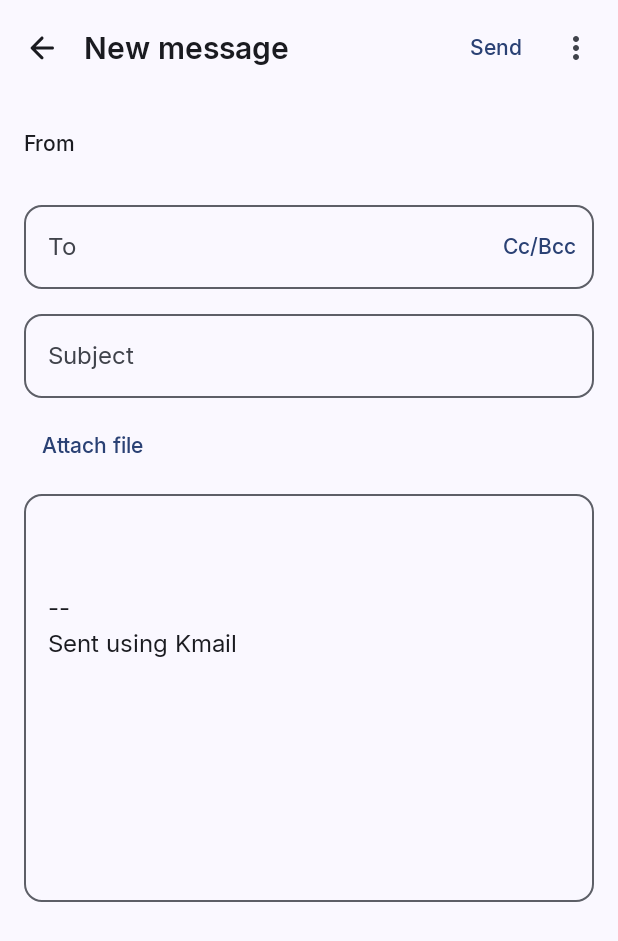
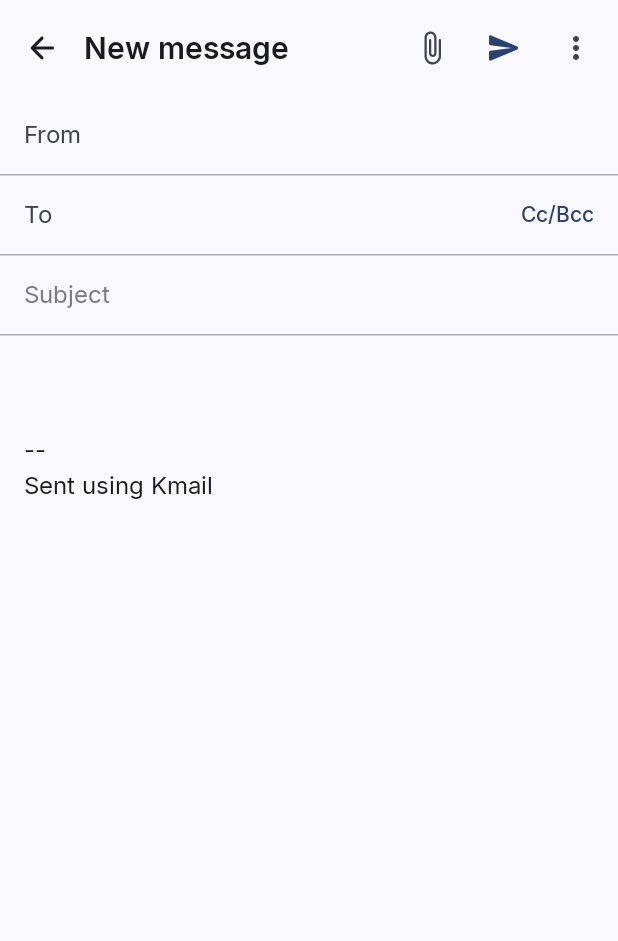
Before and after one commit to asikrshoudo/kmail, an Android app built with Jetpack Compose: the composable ComposeScreen shown on its own in the app's theme, on a phone screen of 412 x 824 dp. Shown: the top 941 px of the screen. Run offline under Robolectric (Android 15) with nearby library versions, the phone set to English and light mode, and no system bars; our stand-ins replace Dagger/Hilt's generated code, Room's generated code; libraries missing offline, so code that uses them is left out: androidx.hilt.lifecycle; pictures from the network do not load.

Commit message:
ui: flat compose screen

```diff
--- a/app/src/main/java/com/kmail/thekami/ui/compose/ComposeScreen.kt
+++ b/app/src/main/java/com/kmail/thekami/ui/compose/ComposeScreen.kt
@@ -1,42 +1,43 @@
 package com.kmail.thekami.ui.compose
 
+import android.Manifest
+import android.content.pm.PackageManager
 import android.widget.Toast
 import androidx.activity.compose.BackHandler
 import androidx.activity.compose.rememberLauncherForActivityResult
 import androidx.activity.result.contract.ActivityResultContracts
-import androidx.compose.foundation.layout.Arrangement
+import androidx.compose.foundation.clickable
 import androidx.compose.foundation.layout.Box
 import androidx.compose.foundation.layout.Column
 import androidx.compose.foundation.layout.Row
 import androidx.compose.foundation.layout.fillMaxSize
 import androidx.compose.foundation.layout.fillMaxWidth
+import androidx.compose.foundation.layout.heightIn
 import androidx.compose.foundation.layout.imePadding
 import androidx.compose.foundation.layout.padding
+import androidx.compose.foundation.layout.size
+import androidx.compose.foundation.layout.width
 import androidx.compose.foundation.rememberScrollState
+import androidx.compose.foundation.text.BasicTextField
 import androidx.compose.foundation.text.KeyboardOptions
 import androidx.compose.foundation.verticalScroll
 import androidx.compose.material.icons.Icons
 import androidx.compose.material.icons.automirrored.rounded.ArrowBack
+import androidx.compose.material.icons.automirrored.rounded.Send
+import androidx.compose.material.icons.rounded.AttachFile
+import androidx.compose.material.icons.rounded.Close
+import androidx.compose.material.icons.rounded.ExpandMore
 import androidx.compose.material.icons.rounded.MoreVert
 import androidx.compose.material3.AlertDialog
-import androidx.compose.material3.AssistChip
 import androidx.compose.material3.DropdownMenu
 import androidx.compose.material3.DropdownMenuItem
 import androidx.compose.material3.ExperimentalMaterial3Api
+import androidx.compose.material3.HorizontalDivider
 import androidx.compose.material3.Icon
 import androidx.compose.material3.IconButton
 import androidx.compose.material3.LinearProgressIndicator
 import androidx.compose.material3.MaterialTheme
-import androidx.compose.material3.OutlinedTextField
 import androidx.compose.material3.Scaffold
-import androidx.compose.material3.Surface
-import androidx.compose.foundation.clickable
-import androidx.compose.ui.focus.onFocusChanged
-import androidx.compose.ui.text.font.FontFamily
-import android.Manifest
-import android.content.pm.PackageManager
-import androidx.core.content.ContextCompat
-import com.kmail.thekami.data.contacts.Suggestion
 import androidx.compose.material3.Text
 import androidx.compose.material3.TextButton
 import androidx.compose.material3.TopAppBar
@@ -48,16 +49,22 @@ import androidx.compose.runtime.remember
 import androidx.compose.runtime.setValue
 import androidx.compose.ui.Alignment
 import androidx.compose.ui.Modifier
+import androidx.compose.ui.focus.onFocusChanged
+import androidx.compose.ui.graphics.SolidColor
 import androidx.compose.ui.platform.LocalContext
 import androidx.compose.ui.res.stringResource
 import androidx.compose.ui.text.TextRange
+import androidx.compose.ui.text.font.FontFamily
 import androidx.compose.ui.text.input.KeyboardCapitalization
 import androidx.compose.ui.text.input.KeyboardType
 import androidx.compose.ui.text.input.TextFieldValue
+import androidx.compose.ui.text.style.TextOverflow
 import androidx.compose.ui.unit.dp
+import androidx.core.content.ContextCompat
 import androidx.hilt.lifecycle.viewmodel.compose.hiltViewModel
 import androidx.lifecycle.compose.collectAsStateWithLifecycle
 import com.kmail.thekami.R
+import com.kmail.thekami.data.contacts.Suggestion
 import com.kmail.thekami.ui.setup.messageRes
 
 @OptIn(ExperimentalMaterial3Api::class)
@@ -103,6 +110,7 @@ fun ComposeScreen(
         onClose()
     }
     BackHandler(enabled = !state.sending) { leave() }
+    val canSend = !state.sending && !state.loading
 
     Scaffold(
         modifier = modifier,
@@ -126,8 +134,19 @@ fun ComposeScreen(
                     }
                 },
                 actions = {
-                    TextButton(onClick = vm::send, enabled = !state.sending && !state.loading) {
-                        Text(stringResource(R.string.compose_send))
+                    IconButton(onClick = { attachLauncher.launch(arrayOf("*/*")) }) {
+                        Icon(Icons.Rounded.AttachFile, contentDescription = stringResource(R.string.compose_attach))
+                    }
+                    IconButton(onClick = vm::send, enabled = canSend) {
+                        Icon(
+                            Icons.AutoMirrored.Rounded.Send,
+                            contentDescription = stringResource(R.string.compose_send),
+                            tint = if (canSend) {
+                                MaterialTheme.colorScheme.primary
+                            } else {
+                                MaterialTheme.colorScheme.onSurface.copy(alpha = 0.38f)
+                            },
+                        )
                     }
                     Box {
                         IconButton(onClick = { moreMenu = true }) {
@@ -152,13 +171,10 @@ fun ComposeScreen(
                 .padding(padding)
                 .imePadding()
                 .fillMaxSize()
-                .verticalScroll(rememberScrollState())
-                .padding(horizontal = 16.dp, vertical = 8.dp),
-            verticalArrangement = Arrangement.spacedBy(8.dp),
+                .verticalScroll(rememberScrollState()),
         ) {
             if (state.sending) {
                 LinearProgressIndicator(Modifier.fillMaxWidth())
-                Text(stringResource(R.string.compose_sending), style = MaterialTheme.typography.bodySmall)
             }
             state.error?.let { error ->
                 val text = when (error) {
@@ -169,16 +185,34 @@ fun ComposeScreen(
                         stringResource(R.string.compose_error_send, stringResource(it.messageRes()))
                     } ?: stringResource(R.string.compose_error_no_account)
                 }
-                Text(text, color = MaterialTheme.colorScheme.error, style = MaterialTheme.typography.bodyMedium)
+                Text(
+                    text,
+                    color = MaterialTheme.colorScheme.error,
+                    style = MaterialTheme.typography.bodyMedium,
+                    modifier = Modifier.padding(horizontal = 16.dp, vertical = 8.dp),
+                )
             }
 
-            Row(verticalAlignment = Alignment.CenterVertically) {
-                Text(stringResource(R.string.compose_from), style = MaterialTheme.typography.labelLarge)
-                Box {
+            // From
+            val canSwitch = state.accounts.size > 1
+            Row(
+                Modifier
+                    .fillMaxWidth()
+                    .heightIn(min = 52.dp)
+                    .clickable(enabled = canSwitch) { fromMenu = true }
+                    .padding(horizontal = 16.dp),
+                verticalAlignment = Alignment.CenterVertically,
+            ) {
+                FieldLabel(R.string.compose_from)
+                Box(Modifier.weight(1f)) {
                     val selected = state.accounts.firstOrNull { it.id == state.fromId }
-                    TextButton(onClick = { fromMenu = true }, enabled = state.accounts.size > 1) {
-                        Text(selected?.emailAddress.orEmpty())
-                    }
+                    Text(
+                        selected?.emailAddress.orEmpty(),
+                        style = MaterialTheme.typography.bodyLarge,
+                        color = MaterialTheme.colorScheme.onSurface,
+                        maxLines = 1,
+                        overflow = TextOverflow.Ellipsis,
+                    )
                     DropdownMenu(expanded = fromMenu, onDismissRequest = { fromMenu = false }) {
                         state.accounts.forEach { account ->
                             DropdownMenuItem(
@@ -191,52 +225,103 @@ fun ComposeScreen(
                         }
                     }
                 }
+                if (canSwitch) {
+                    Icon(
+                        Icons.Rounded.ExpandMore,
+                        contentDescription = null,
+                        tint = MaterialTheme.colorScheme.onSurfaceVariant,
+                    )
                 }
+            }
+            FieldDivider()
 
-            RecipientField(R.string.compose_to, state.to, vm::onTo, onFocus = { focusField(RecipientKind.TO) }) {
+            RecipientRow(R.string.compose_to, state.to, vm::onTo, onFocus = { focusField(RecipientKind.TO) }) {
                 if (!state.showCcBcc) {
-                    TextButton(onClick = vm::showCcBcc) { Text(stringResource(R.string.compose_show_cc)) }
+                    Text(
+                        stringResource(R.string.compose_show_cc),
+                        style = MaterialTheme.typography.labelLarge,
+                        color = MaterialTheme.colorScheme.primary,
+                        modifier = Modifier
+                            .clickable(onClick = vm::showCcBcc)
+                            .padding(horizontal = 8.dp, vertical = 12.dp),
+                    )
                 }
             }
             if (state.showCcBcc) {
-                RecipientField(R.string.compose_cc, state.cc, vm::onCc, onFocus = { focusField(RecipientKind.CC) })
-                RecipientField(R.string.compose_bcc, state.bcc, vm::onBcc, onFocus = { focusField(RecipientKind.BCC) })
+                RecipientRow(R.string.compose_cc, state.cc, vm::onCc, onFocus = { focusField(RecipientKind.CC) })
+                RecipientRow(R.string.compose_bcc, state.bcc, vm::onBcc, onFocus = { focusField(RecipientKind.BCC) })
             }
             SuggestionPanel(state.suggestions, vm::pickSuggestion)
 
-            OutlinedTextField(
+            // Subject
+            Row(
+                Modifier.fillMaxWidth().heightIn(min = 52.dp).padding(horizontal = 16.dp),
+                verticalAlignment = Alignment.CenterVertically,
+            ) {
+                FlatInput(
                     value = state.subject,
-                onValueChange = vm::onSubject,
-                modifier = Modifier.fillMaxWidth(),
-                label = { Text(stringResource(R.string.compose_subject)) },
-                singleLine = true,
+                    onChange = vm::onSubject,
+                    modifier = Modifier.weight(1f),
+                    placeholder = stringResource(R.string.compose_subject),
+                    keyboardOptions = KeyboardOptions(capitalization = KeyboardCapitalization.Sentences),
                 )
+            }
+            FieldDivider()
 
-            if (state.attachments.isNotEmpty()) {
-                Column(verticalArrangement = Arrangement.spacedBy(4.dp)) {
+            // Attachments
             state.attachments.forEach { attachment ->
-                        AssistChip(
-                            onClick = { vm.removeAttachment(attachment) },
-                            label = {
-                                Text(stringResource(R.string.compose_remove_attachment, attachment.name), maxLines = 1)
-                            },
+                Row(
+                    Modifier.fillMaxWidth().padding(start = 16.dp, end = 4.dp),
+                    verticalAlignment = Alignment.CenterVertically,
+                ) {
+                    Icon(
+                        Icons.Rounded.AttachFile,
+                        contentDescription = null,
+                        tint = MaterialTheme.colorScheme.onSurfaceVariant,
+                        modifier = Modifier.size(20.dp),
+                    )
+                    Text(
+                        attachment.name,
+                        style = MaterialTheme.typography.bodyMedium,
+                        maxLines = 1,
+                        overflow = TextOverflow.Ellipsis,
+                        modifier = Modifier.weight(1f).padding(horizontal = 12.dp, vertical = 12.dp),
+                    )
+                    IconButton(onClick = { vm.removeAttachment(attachment) }) {
+                        Icon(
+                            Icons.Rounded.Close,
+                            contentDescription = stringResource(R.string.compose_remove_attachment, attachment.name),
+                            tint = MaterialTheme.colorScheme.onSurfaceVariant,
                         )
                     }
                 }
             }
-            TextButton(onClick = { attachLauncher.launch(arrayOf("*/*")) }) {
-                Text(stringResource(R.string.compose_attach))
-            }
+            if (state.attachments.isNotEmpty()) FieldDivider()
 
-            OutlinedTextField(
+            // Body: no box, the page itself is the writing surface.
+            BasicTextField(
                 value = body,
                 onValueChange = {
                     body = it
                     vm.onBody(it.text)
                 },
-                modifier = Modifier.fillMaxWidth(),
-                placeholder = { Text(stringResource(R.string.compose_body_hint)) },
-                minLines = 10,
+                modifier = Modifier.fillMaxWidth().padding(horizontal = 16.dp, vertical = 16.dp),
+                textStyle = MaterialTheme.typography.bodyLarge.copy(color = MaterialTheme.colorScheme.onSurface),
+                cursorBrush = SolidColor(MaterialTheme.colorScheme.primary),
+                keyboardOptions = KeyboardOptions(capitalization = KeyboardCapitalization.Sentences),
+                minLines = 12,
+                decorationBox = { inner ->
+                    Box {
+                        if (body.text.isEmpty()) {
+                            Text(
+                                stringResource(R.string.compose_body_hint),
+                                style = MaterialTheme.typography.bodyLarge,
+                                color = MaterialTheme.colorScheme.onSurfaceVariant.copy(alpha = 0.7f),
+                            )
+                        }
+                        inner()
+                    }
+                },
             )
         }
     }
@@ -261,35 +346,88 @@ fun ComposeScreen(
 }
 
 @Composable
-private fun RecipientField(
+private fun FieldDivider() {
+    HorizontalDivider(color = MaterialTheme.colorScheme.outlineVariant.copy(alpha = 0.6f))
+}
+
+@Composable
+private fun FieldLabel(labelRes: Int) {
+    Text(
+        stringResource(labelRes),
+        style = MaterialTheme.typography.bodyLarge,
+        color = MaterialTheme.colorScheme.onSurfaceVariant,
+        maxLines = 2,
+        modifier = Modifier.width(72.dp),
+    )
+}
+
+/** A borderless single field: just text on the page. */
+@Composable
+private fun FlatInput(
+    value: String,
+    onChange: (String) -> Unit,
+    modifier: Modifier = Modifier,
+    placeholder: String? = null,
+    keyboardOptions: KeyboardOptions = KeyboardOptions.Default,
+) {
+    BasicTextField(
+        value = value,
+        onValueChange = onChange,
+        modifier = modifier,
+        singleLine = true,
+        textStyle = MaterialTheme.typography.bodyLarge.copy(color = MaterialTheme.colorScheme.onSurface),
+        cursorBrush = SolidColor(MaterialTheme.colorScheme.primary),
+        keyboardOptions = keyboardOptions,
+        decorationBox = { inner ->
+            Box(Modifier.padding(vertical = 12.dp)) {
+                if (value.isEmpty() && placeholder != null) {
+                    Text(
+                        placeholder,
+                        style = MaterialTheme.typography.bodyLarge,
+                        color = MaterialTheme.colorScheme.onSurfaceVariant.copy(alpha = 0.7f),
+                    )
+                }
+                inner()
+            }
+        },
+    )
+}
+
+@Composable
+private fun RecipientRow(
     labelRes: Int,
     value: String,
     onChange: (String) -> Unit,
     onFocus: () -> Unit = {},
     trailing: @Composable () -> Unit = {},
 ) {
-    OutlinedTextField(
+    Row(
+        Modifier.fillMaxWidth().heightIn(min = 52.dp).padding(start = 16.dp, end = 8.dp),
+        verticalAlignment = Alignment.CenterVertically,
+    ) {
+        FieldLabel(labelRes)
+        FlatInput(
             value = value,
-        onValueChange = onChange,
-        modifier = Modifier.fillMaxWidth().onFocusChanged { if (it.isFocused) onFocus() },
-        label = { Text(stringResource(labelRes)) },
-        trailingIcon = trailing,
+            onChange = onChange,
+            modifier = Modifier.weight(1f).onFocusChanged { if (it.isFocused) onFocus() },
             keyboardOptions = KeyboardOptions(
                 capitalization = KeyboardCapitalization.None,
                 autoCorrectEnabled = false,
                 keyboardType = KeyboardType.Email,
             ),
         )
+        trailing()
+    }
+    FieldDivider()
 }
 
 @Composable
 private fun SuggestionPanel(suggestions: List<Suggestion>, onPick: (Suggestion) -> Unit) {
     if (suggestions.isEmpty()) return
-    Surface(shape = MaterialTheme.shapes.medium, tonalElevation = 2.dp, modifier = Modifier.fillMaxWidth()) {
-        Column {
+    Column(Modifier.fillMaxWidth()) {
         suggestions.forEach { s ->
             Column(
-                    Modifier.fillMaxWidth().clickable { onPick(s) }.padding(horizontal = 16.dp, vertical = 8.dp),
+                Modifier.fillMaxWidth().clickable { onPick(s) }.padding(horizontal = 16.dp, vertical = 10.dp),
             ) {
                 Text(s.name ?: s.address, style = MaterialTheme.typography.bodyMedium)
                 if (s.name != null) {
@@ -301,7 +439,7 @@ private fun SuggestionPanel(suggestions: List<Suggestion>, onPick: (Suggestion)
                     )
                 }
             }
+            FieldDivider()
         }
     }
 }
-}
```
Lines whose indentation alone changed are shown as unchanged.
